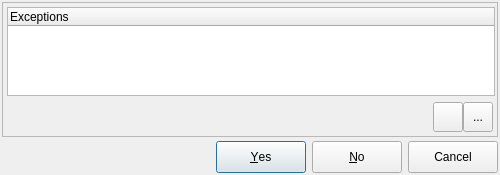
Above: libpgmodeler_ui/ui/messagebox.ui from pgmodeler/pgmodeler before the change. Below: the same form after it.
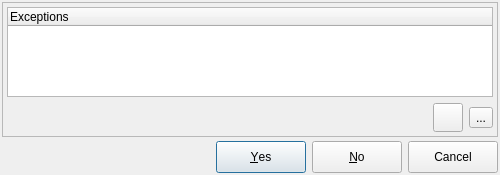
That is the form after the change. The open tabs and pages were chosen to show the change. Icons and pictures are not drawn.

What changed in the file:
```diff
--- a/libpgmodeler_ui/ui/messagebox.ui
+++ b/libpgmodeler_ui/ui/messagebox.ui
@@ -70,102 +70,18 @@
      </property>
      <layout class="QGridLayout" name="gridLayout_3">
       <property name="leftMargin">
-       <number>2</number>
+       <number>0</number>
       </property>
       <property name="topMargin">
-       <number>2</number>
+       <number>0</number>
       </property>
       <property name="rightMargin">
-       <number>2</number>
+       <number>0</number>
       </property>
       <property name="bottomMargin">
-       <number>2</number>
+       <number>0</number>
       </property>
-      <item row="1" column="0">
-       <layout class="QHBoxLayout" name="horizontalLayout_3">
-        <property name="spacing">
-         <number>0</number>
-        </property>
-        <property name="rightMargin">
-         <number>2</number>
-        </property>
-        <property name="bottomMargin">
-         <number>2</number>
-        </property>
-        <item>
-         <spacer name="horizontalSpacer">
-          <property name="orientation">
-           <enum>Qt::Horizontal</enum>
-          </property>
-          <property name="sizeHint" stdset="0">
-           <size>
-            <width>361</width>
-            <height>27</height>
-           </size>
-          </property>
-         </spacer>
-        </item>
-        <item>
-         <widget class="QToolButton" name="show_errors_txt_tb">
-          <property name="minimumSize">
-           <size>
-            <width>30</width>
-            <height>30</height>
-           </size>
-          </property>
-          <property name="toolTip">
-           <string>Show excpetion stack in text format (useful to report errors).</string>
-          </property>
-          <property name="text">
-           <string/>
-          </property>
-          <property name="icon">
-           <iconset resource="../res/resources.qrc">
-            <normaloff>:/icones/icones/codigofonte.png</normaloff>:/icones/icones/codigofonte.png</iconset>
-          </property>
-          <property name="iconSize">
-           <size>
-            <width>22</width>
-            <height>22</height>
-           </size>
-          </property>
-          <property name="checkable">
-           <bool>true</bool>
-          </property>
-         </widget>
-        </item>
-        <item>
-         <widget class="QToolButton" name="show_errors_tb">
-          <property name="minimumSize">
-           <size>
-            <width>30</width>
-            <height>30</height>
-           </size>
-          </property>
-          <property name="toolTip">
-           <string>Show/hide exceptions stack.</string>
-          </property>
-          <property name="text">
-           <string>...</string>
-          </property>
-          <property name="icon">
-           <iconset resource="../res/resources.qrc">
-            <normaloff>:/icones/icones/refazer.png</normaloff>:/icones/icones/refazer.png</iconset>
-          </property>
-          <property name="iconSize">
-           <size>
-            <width>22</width>
-            <height>22</height>
-           </size>
-          </property>
-          <property name="checkable">
-           <bool>true</bool>
-          </property>
-         </widget>
-        </item>
-       </layout>
-      </item>
-      <item row="0" column="0">
+      <item row="0" column="0" colspan="2">
        <widget class="QStackedWidget" name="objs_group_wgt">
         <property name="sizePolicy">
          <sizepolicy hsizetype="Minimum" vsizetype="Minimum">
@@ -313,13 +229,13 @@
         <widget class="QWidget" name="pg2_4">
          <layout class="QGridLayout" name="gridLayout_8">
           <property name="leftMargin">
-           <number>2</number>
+           <number>4</number>
           </property>
           <property name="topMargin">
-           <number>2</number>
+           <number>4</number>
           </property>
           <property name="rightMargin">
-           <number>0</number>
+           <number>4</number>
           </property>
           <property name="bottomMargin">
            <number>0</number>
@@ -405,6 +321,87 @@
         </widget>
        </widget>
       </item>
+      <item row="1" column="0">
+       <spacer name="horizontalSpacer">
+        <property name="orientation">
+         <enum>Qt::Horizontal</enum>
+        </property>
+        <property name="sizeHint" stdset="0">
+         <size>
+          <width>414</width>
+          <height>27</height>
+         </size>
+        </property>
+       </spacer>
+      </item>
+      <item row="1" column="1">
+       <layout class="QHBoxLayout" name="horizontalLayout">
+        <property name="rightMargin">
+         <number>4</number>
+        </property>
+        <property name="bottomMargin">
+         <number>4</number>
+        </property>
+        <item>
+         <widget class="QToolButton" name="show_errors_txt_tb">
+          <property name="minimumSize">
+           <size>
+            <width>0</width>
+            <height>0</height>
+           </size>
+          </property>
+          <property name="toolTip">
+           <string>Show excpetion stack in text format (useful to report errors).</string>
+          </property>
+          <property name="text">
+           <string/>
+          </property>
+          <property name="icon">
+           <iconset resource="../res/resources.qrc">
+            <normaloff>:/icones/icones/codigofonte.png</normaloff>:/icones/icones/codigofonte.png</iconset>
+          </property>
+          <property name="iconSize">
+           <size>
+            <width>22</width>
+            <height>22</height>
+           </size>
+          </property>
+          <property name="checkable">
+           <bool>true</bool>
+          </property>
+         </widget>
+        </item>
+        <item>
+         <widget class="QToolButton" name="show_errors_tb">
+          <property name="minimumSize">
+           <size>
+            <width>0</width>
+            <height>0</height>
+           </size>
+          </property>
+          <property name="toolTip">
+           <string>Show/hide exceptions stack.</string>
+          </property>
+          <property name="text">
+           <string>...</string>
+          </property>
+          <property name="icon">
+           <iconset resource="../res/resources.qrc">
+            <normaloff>:/icones/icones/refazer.png</normaloff>:/icones/icones/refazer.png</iconset>
+          </property>
+          <property name="iconSize">
+           <size>
+            <width>22</width>
+            <height>22</height>
+           </size>
+          </property>
+          <property name="checkable">
+           <bool>true</bool>
+          </property>
+         </widget>
+        </item>
+       </layout>
+      </item>
      </layout>
     </widget>
    </item>
```
Left out of the diff: 2 changed lines with no effect on the pictures.
